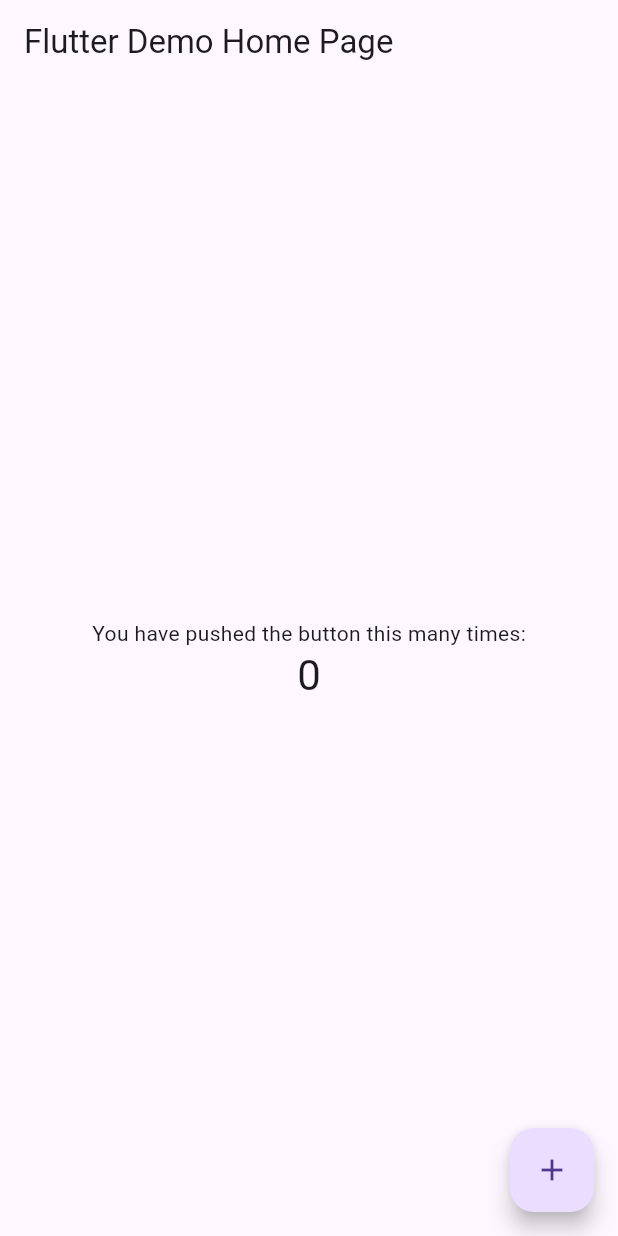
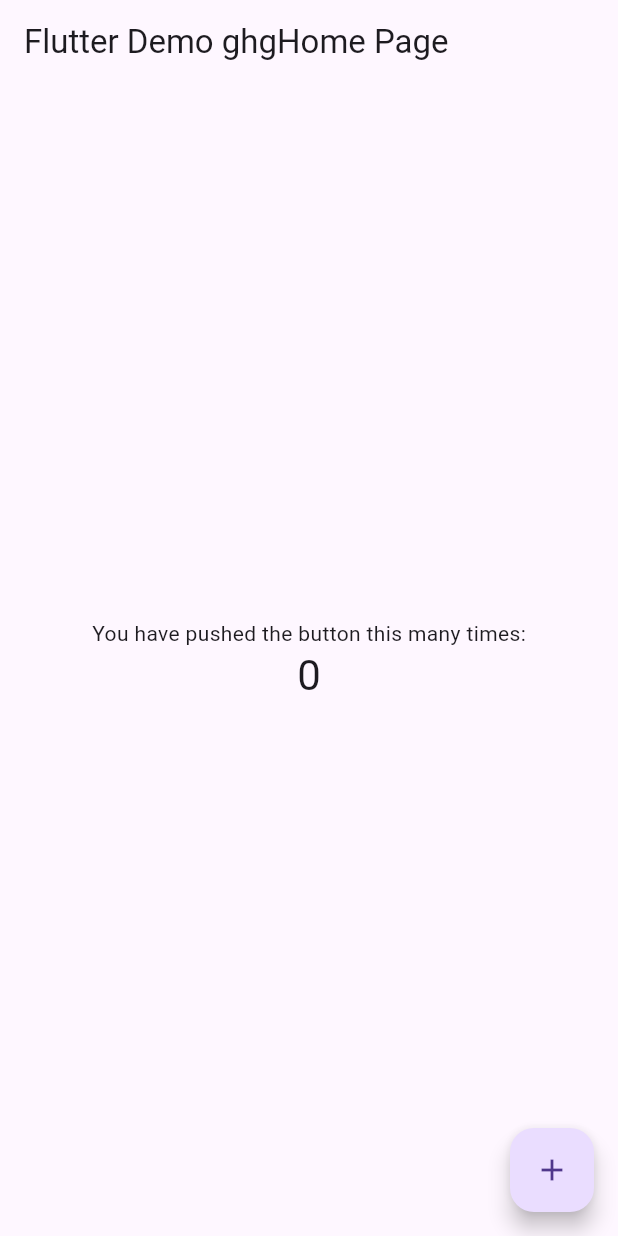
Before and after one commit to rayyanm86/Flutter-Practice, a Flutter app: the screen it shows after launch, on a phone screen of 412 x 824 dp. Run offline on Flutter 3.47's test engine with Material 3 defaults, Android fonts, the phone set to English and light mode, and no system bars.

```diff
--- a/lib/main.dart
+++ b/lib/main.dart
@@ -24,7 +24,7 @@ class MyApp extends StatelessWidget {
         // is not restarted.
         primarySwatch: Colors.blue,
       ),
-      home: const MyHomePage(title: 'Flutter Demo Home Page'),
+      home: const MyHomePage(title: 'Flutter Demo ghgHome Page'),
     );
   }
 }
```
Also changed, not shown: pubspec.lock.
